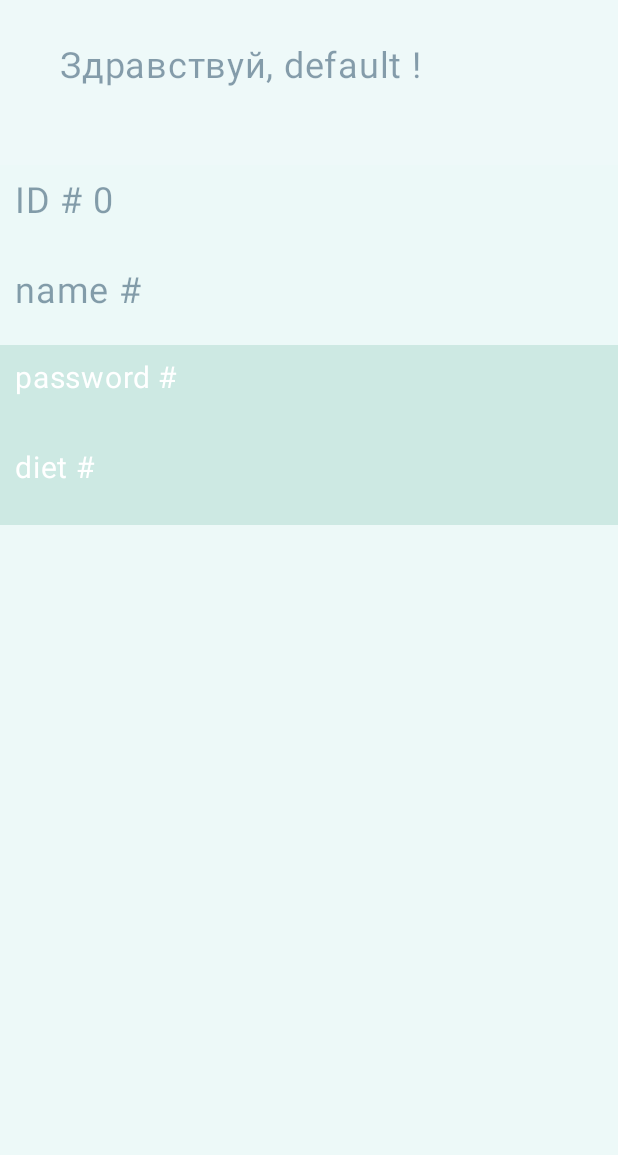
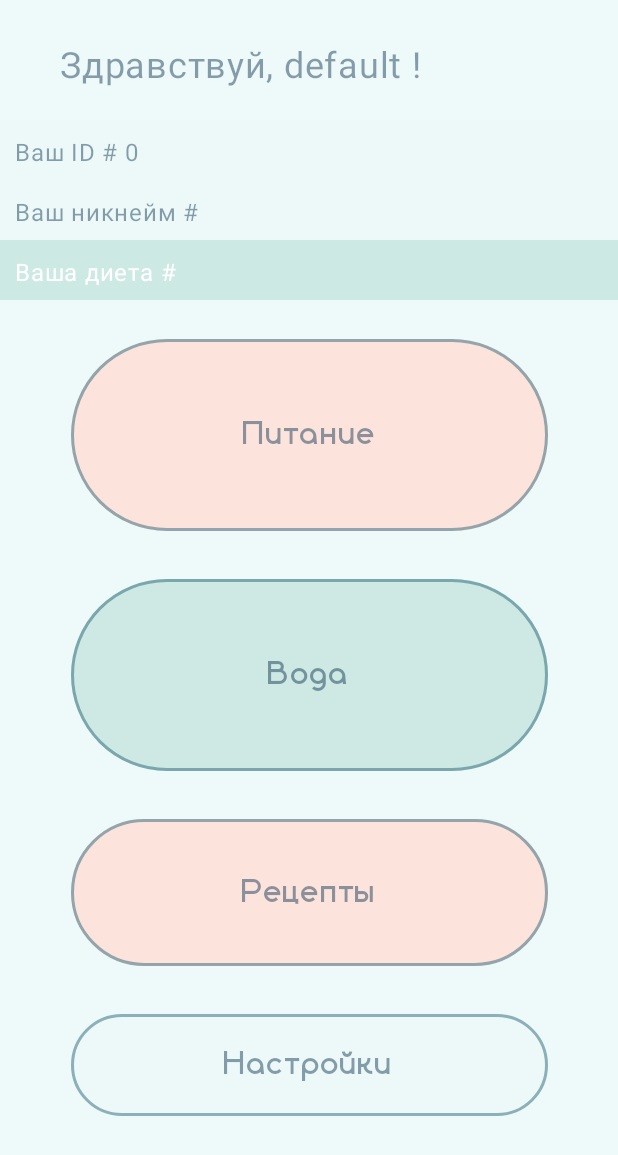
Before and after one commit to aaivol/MyApp, an Android app built with Jetpack Compose: the HomeScreen screen opened through its navigation route, on a phone screen of 412 x 824 dp. Shown: the top 1155 px of the screen. Run offline under Robolectric (Android 15) with nearby library versions, the phone set to English and light mode, and no system bars; our stand-ins replace accompanist.

Commit message:
Home menu added

```diff
--- a/app/src/main/java/com/example/myapp/ui/home/HomeScreen.kt
+++ b/app/src/main/java/com/example/myapp/ui/home/HomeScreen.kt
@@ -1,14 +1,18 @@
 package com.example.myapp.ui.home
 
 import android.annotation.SuppressLint
+import androidx.compose.foundation.BorderStroke
 import androidx.compose.foundation.background
 import androidx.compose.foundation.layout.Column
 import androidx.compose.foundation.layout.fillMaxSize
 import androidx.compose.foundation.layout.fillMaxWidth
 import androidx.compose.foundation.layout.height
 import androidx.compose.foundation.layout.padding
+import androidx.compose.material3.ButtonDefaults
+import androidx.compose.material3.OutlinedButton
 import androidx.compose.material3.Text
 import androidx.compose.runtime.Composable
+import androidx.compose.runtime.MutableState
 import androidx.compose.runtime.collectAsState
 import androidx.compose.runtime.getValue
 import androidx.compose.runtime.mutableStateOf
@@ -31,12 +35,16 @@ import com.example.myapp.DataStoring
 import com.example.myapp.data.user.User
 import com.example.myapp.dataStore
 import com.example.myapp.ui.AppViewModelProvider
+import com.example.myapp.ui.login.LoginBody
 import com.example.myapp.ui.navigation.NavigationDestination
 import com.example.myapp.ui.signup.SignUpDestination
 import com.example.myapp.ui.signup.UserDetails
+import com.example.myapp.ui.signup.UserUiState
 import com.example.myapp.ui.signup.toUserDetails
 import com.example.myapp.ui.theme.borderBlue
+import com.example.myapp.ui.theme.cruinn_bold
 import com.example.myapp.ui.theme.login
+import com.example.myapp.ui.theme.orange
 import com.example.myapp.ui.theme.page
 import com.example.myapp.ui.theme.textAccent
 import com.example.myapp.ui.theme.textBlue
@@ -76,9 +84,6 @@ fun HomeScreen(
     ) {
         HomeText(usernameStored)
         Column (
-            modifier = Modifier
-                .padding(top = 30.dp),
-            horizontalAlignment = Alignment.CenterHorizontally,
         ) {
             UserProps(
                 update = {
@@ -90,6 +95,7 @@ fun HomeScreen(
                 userState.value.userDetails
             )
         }
+        HomeMenu()
     }
 }
 
@@ -101,7 +107,7 @@ private fun UserProps(
     update()
     Column(
         modifier = Modifier
-            .fillMaxSize()
+            .fillMaxWidth()
             .background(page),
         horizontalAlignment = Alignment.CenterHorizontally,
     ) {
@@ -109,50 +115,38 @@ private fun UserProps(
             horizontalAlignment = Alignment.CenterHorizontally,
         ) {
             Text(
-                text = "ID # " + userDetails.id,
-                fontSize = 24.sp,
+                text = "Ваш ID # " + userDetails.id,
+                fontSize = 16.sp,
                 color = textBlue,
                 modifier = Modifier
                     .padding(0.dp) //margin
                     .fillMaxWidth()
                     .background(page)
-                    .height(60.dp)
+                    .height(40.dp)
                     .padding(10.dp) //padding
             )
 
             Text(
-                text = "name # " + userDetails.username,
-                fontSize = 24.sp,
+                text = "Ваш никнейм # " + userDetails.username,
+                fontSize = 16.sp,
                 color = textBlue,
                 modifier = Modifier
                     .padding(0.dp) //margin
                     .fillMaxWidth()
                     .background(page)
-                    .height(60.dp)
+                    .height(40.dp)
                     .padding(10.dp) //padding
             )
 
             Text(
-                text = "password # " + userDetails.password,
-                fontSize = 20.sp,
+                text = "Ваша диета # " + userDetails.dietKey.toString(),
+                fontSize = 16.sp,
                 color = Color.White,
                 modifier = Modifier
                     .padding(0.dp) //margin
                     .fillMaxWidth()
                     .background(login)
-                    .height(60.dp)
-                    .padding(10.dp) //padding
-            )
-
-            Text(
-                text = "diet # " + userDetails.dietKey.toString(),
-                fontSize = 20.sp,
-                color = Color.White,
-                modifier = Modifier
-                    .padding(0.dp) //margin
-                    .fillMaxWidth()
-                    .background(login)
-                    .height(60.dp)
+                    .height(40.dp)
                     .padding(10.dp) //padding
             )
         }
@@ -172,3 +166,94 @@ fun HomeText(username: String) {
             .padding(horizontal = 40.dp) //padding
     )
 }
+
+@Composable
+fun HomeMenu(
+) {
+    Column (
+        modifier = Modifier
+            .fillMaxWidth(),
+        horizontalAlignment = Alignment.CenterHorizontally,
+    ) {
+        OutlinedButton(
+            onClick = {},
+            border = BorderStroke(2.dp, borderBlue),
+            colors = ButtonDefaults.buttonColors(
+                containerColor = orange,
+            ),
+            modifier = Modifier
+                .padding(top = 10.dp) // margin
+                .fillMaxWidth(0.85f)
+                .height(160.dp)
+                .padding(16.dp) //margin
+        ) {
+            Text(
+                "Питание",
+                color = textBlue,
+                fontFamily = cruinn_bold,
+                fontSize = 22.sp
+            )
+        }
+
+        OutlinedButton(
+            onClick = {},
+            border = BorderStroke(2.dp, borderBlue),
+            colors = ButtonDefaults.buttonColors(
+                containerColor = login,
+            ),
+            modifier = Modifier
+                .padding(top = 0.dp) // margin
+                .fillMaxWidth(0.85f)
+                .height(160.dp)
+                .padding(16.dp) //margin
+        ) {
+            Text(
+                "Вода",
+                color = textBlue,
+                fontFamily = cruinn_bold,
+                fontSize = 22.sp
+            )
+        }
+
+        OutlinedButton(
+            onClick = {},
+            border = BorderStroke(2.dp, borderBlue),
+            colors = ButtonDefaults.buttonColors(
+                containerColor = orange,
+            ),
+            modifier = Modifier
+                .padding(top = 0.dp) // margin
+                .fillMaxWidth(0.85f)
+                .height(130.dp)
+                .padding(16.dp) //margin
+        ) {
+            Text(
+                "Рецепты",
+                color = textBlue,
+                fontFamily = cruinn_bold,
+                fontSize = 22.sp
+            )
+        }
+
+        OutlinedButton(
+            onClick = {},
+            border = BorderStroke(2.dp, borderBlue),
+            colors = ButtonDefaults.buttonColors(
+                containerColor = page,
+            ),
+            modifier = Modifier
+                .padding(top = 0.dp) // margin
+                .fillMaxWidth(0.85f)
+                .height(100.dp)
+                .padding(16.dp) //margin
+        ) {
+            Text(
+                "Настройки",
+                color = textBlue,
+                fontFamily = cruinn_bold,
+                fontSize = 22.sp
+            )
+        }
+    }
+
+}
--- a/app/src/main/java/com/example/myapp/ui/home/HomeViewModel.kt
+++ b/app/src/main/java/com/example/myapp/ui/home/HomeViewModel.kt
@@ -31,7 +31,7 @@ import kotlinx.coroutines.flow.stateIn
 import kotlinx.coroutines.launch
 
 /**
- * ViewModel to get all users in the Room database.
+ * ViewModel to maintain Home Screen.
  */
 class HomeViewModel(
     private val appRepository: AppRepository
@@ -43,7 +43,9 @@ class HomeViewModel(
         _currentName = name
     }
 
-
+    /**
+     * Returns the current [UserDetails]
+     */
     val currentUser: MutableState<UserDetailsUiState> = mutableStateOf(UserDetailsUiState())
 
     suspend fun getUser() {
@@ -58,26 +60,6 @@ class HomeViewModel(
         }
     }
 
-    ///////
-    /**
-     * Returns the [User] found with passed [username]
-     */
-    suspend fun findUser(name: String): User {
-        return appRepository.getUserStream(name)
-            .filterNotNull()
-            .first()
-    }
-
-    /**
-     * Returns the [id] of current User for [Room] relations
-     */
-    suspend fun getCurrentId(uiState: UserDetails): String {
-        val userDbState = findUser(uiState.username)
-            .toUserUiState(true)
-
-        return userDbState.userDetails.id.toString()
-    }
-
 }
 
 /**
```
